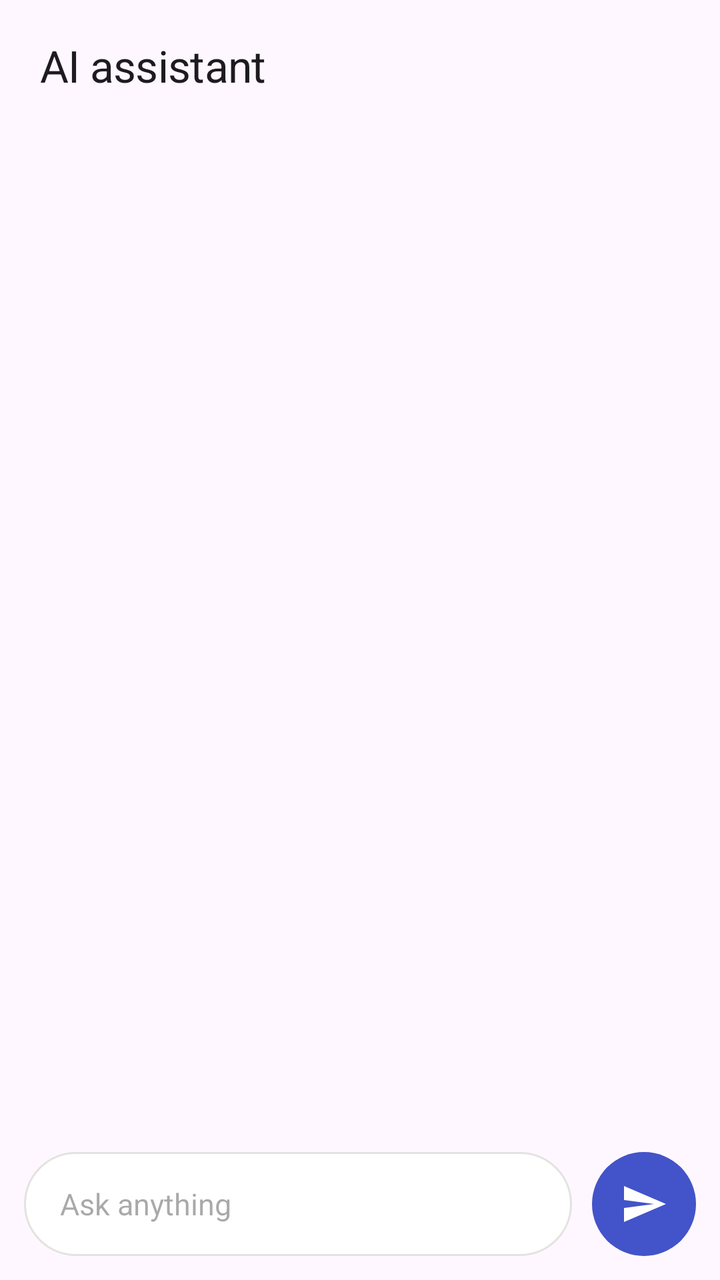
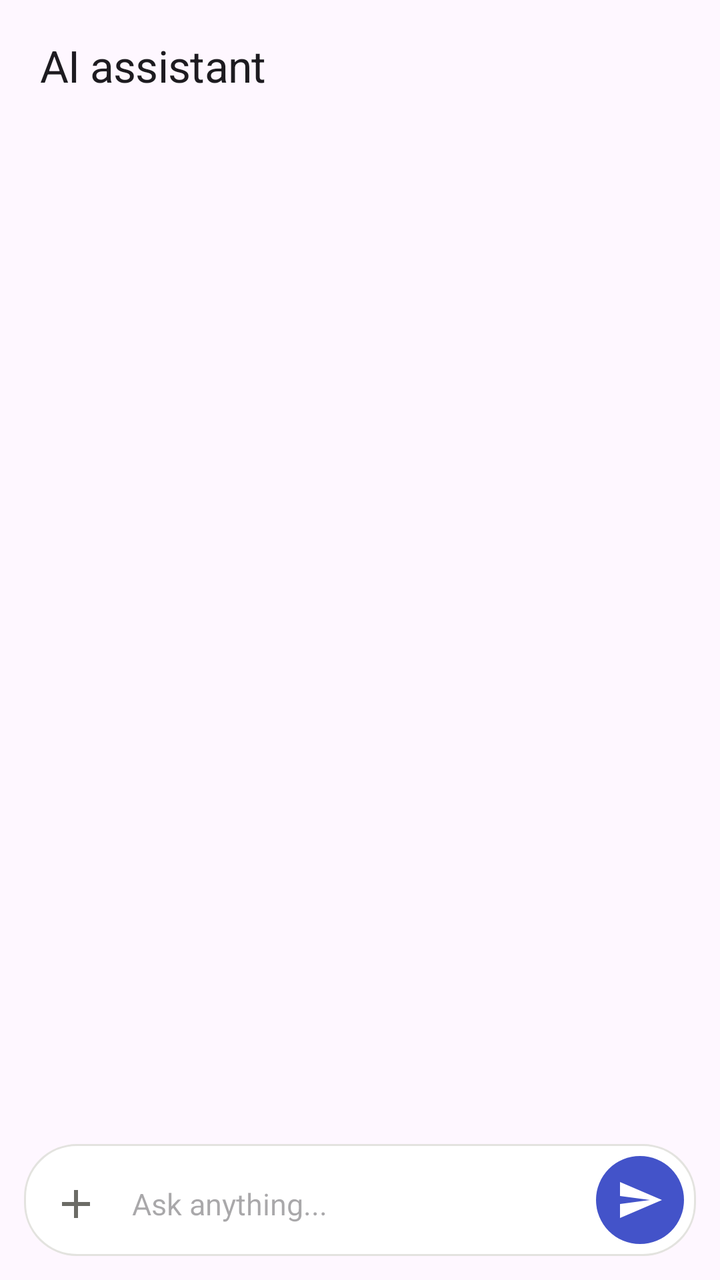

Two renders of the same Android screen: before a commit and after it. Below are the layout's source before the change and the commit's diff.
<!-- AndroidManifest.xml: application theme Theme.SmartCalc -->
<!-- res/layout/activity_chat.xml -->
<?xml version="1.0" encoding="utf-8"?>
<LinearLayout xmlns:android="http://schemas.android.com/apk/res/android"
    android:layout_width="match_parent"
    android:layout_height="match_parent"
    android:orientation="vertical"
    android:background="?android:colorBackground">

    <TextView
        android:layout_width="match_parent"
        android:layout_height="wrap_content"
        android:paddingStart="20dp"
        android:paddingEnd="20dp"
        android:paddingTop="18dp"
        android:paddingBottom="14dp"
        android:text="AI assistant"
        android:textAppearance="@style/TextAppearance.SmartCalc.Title" />

    <androidx.recyclerview.widget.RecyclerView
        android:id="@+id/chat_list"
        android:layout_width="match_parent"
        android:layout_height="0dp"
        android:layout_weight="1"
        android:clipToPadding="false"
        android:paddingStart="20dp"
        android:paddingEnd="20dp"
        android:paddingTop="4dp"
        android:paddingBottom="8dp"
        android:scrollbars="vertical" />

    <LinearLayout
        android:layout_width="match_parent"
        android:layout_height="wrap_content"
        android:orientation="horizontal"
        android:gravity="center_vertical"
        android:paddingStart="12dp"
        android:paddingEnd="12dp"
        android:paddingTop="8dp"
        android:paddingBottom="12dp">

        <com.google.android.material.textfield.TextInputEditText
            android:id="@+id/chat_input"
            android:layout_width="0dp"
            android:layout_height="wrap_content"
            android:layout_weight="1"
            android:layout_marginEnd="10dp"
            android:background="@drawable/bg_input"
            android:minHeight="52dp"
            android:maxLines="5"
            android:inputType="text"
            android:hint="Ask anything"
            android:textSize="15sp"
            android:paddingStart="18dp"
            android:paddingEnd="18dp"
            android:paddingTop="14dp"
            android:paddingBottom="14dp" />

        <ImageButton
            android:id="@+id/chat_send"
            android:layout_width="52dp"
            android:layout_height="52dp"
            android:background="@drawable/bg_send"
            android:src="@drawable/ic_send"
            android:padding="14dp"
            android:contentDescription="Send"
            android:stateListAnimator="@null" />
    </LinearLayout>
</LinearLayout>
<!-- resources referenced by this layout -->
<resources>
  <!-- drawable bg_input (drawable) -->
  <?xml version="1.0" encoding="utf-8"?>
  <shape xmlns:android="http://schemas.android.com/apk/res/android">
      <solid android:color="@color/md_surface" />
      <corners android:radius="26dp" />
      <stroke android:width="1dp" android:color="@color/md_outline" />
  </shape>
  <!-- drawable bg_send (drawable) -->
  <?xml version="1.0" encoding="utf-8"?>
  <ripple xmlns:android="http://schemas.android.com/apk/res/android"
      android:color="@color/md_accent_container">
      <item>
          <shape android:shape="oval">
              <solid android:color="@color/md_accent" />
          </shape>
      </item>
  </ripple>
  <!-- drawable ic_send (drawable) -->
  <?xml version="1.0" encoding="utf-8"?>
  <vector xmlns:android="http://schemas.android.com/apk/res/android"
      android:width="24dp"
      android:height="24dp"
      android:viewportWidth="24"
      android:viewportHeight="24">
      <path
          android:fillColor="#FFFFFF"
          android:pathData="M2.01,21L23,12L2.01,3L2,10l15,2 -15,2z" />
  </vector>
  <style name="TextAppearance.SmartCalc.Title" parent="TextAppearance.Material3.HeadlineSmall">
          <item name="android:fontFamily">sans-serif-medium</item>
          <item name="android:textSize">22sp</item>
          <item name="android:letterSpacing">-0.01</item>
      </style>
  <style name="Theme.SmartCalc" parent="Theme.Material3.DayNight.NoActionBar">
          <item name="android:statusBarColor">@color/primary</item>
      </style>
  <color name="md_surface">#FFFFFF</color>
  <color name="md_outline">#E3E3DF</color>
  <color name="md_accent_container">#E2E5FA</color>
  <color name="md_accent">#4353C9</color>
  <color name="primary">#4353C9</color>
</resources>

<!-- the commit's change to res/layout/activity_chat.xml (unified diff, before → after) -->
@@ -28,39 +28,61 @@
         android:scrollbars="vertical" />
 
     <LinearLayout
+        android:id="@+id/chat_bar"
         android:layout_width="match_parent"
         android:layout_height="wrap_content"
         android:orientation="horizontal"
-        android:gravity="center_vertical"
-        android:paddingStart="12dp"
-        android:paddingEnd="12dp"
-        android:paddingTop="8dp"
-        android:paddingBottom="12dp">
+        android:gravity="center_vertical|bottom"
+        android:background="@drawable/bg_input"
+        android:layout_marginStart="12dp"
+        android:layout_marginEnd="12dp"
+        android:layout_marginTop="8dp"
+        android:layout_marginBottom="12dp"
+        android:paddingStart="6dp"
+        android:paddingEnd="6dp"
+        android:paddingTop="6dp"
+        android:paddingBottom="6dp">
 
-        <com.google.android.material.textfield.TextInputEditText
+        <ImageButton
+            android:id="@+id/chat_plus"
+            android:layout_width="40dp"
+            android:layout_height="40dp"
+            android:background="?attr/selectableItemBackgroundBorderless"
+            android:src="@drawable/ic_plus"
+            android:contentDescription="Attach" />
+
+        <EditText
             android:id="@+id/chat_input"
             android:layout_width="0dp"
             android:layout_height="wrap_content"
             android:layout_weight="1"
-            android:layout_marginEnd="10dp"
-            android:background="@drawable/bg_input"
-            android:minHeight="52dp"
+            android:background="@null"
+            android:minHeight="40dp"
             android:maxLines="5"
             android:inputType="text"
-            android:hint="Ask anything"
+            android:hint="Ask anything..."
             android:textSize="15sp"
-            android:paddingStart="18dp"
-            android:paddingEnd="18dp"
-            android:paddingTop="14dp"
-            android:paddingBottom="14dp" />
+            android:paddingStart="8dp"
+            android:paddingEnd="8dp"
+            android:paddingTop="8dp"
+            android:paddingBottom="8dp" />
+
+        <ImageButton
+            android:id="@+id/chat_mic"
+            android:layout_width="40dp"
+            android:layout_height="40dp"
+            android:background="?attr/selectableItemBackgroundBorderless"
+            android:src="@drawable/ic_mic"
+            android:contentDescription="Voice input" />
 
         <ImageButton
             android:id="@+id/chat_send"
-            android:layout_width="52dp"
-            android:layout_height="52dp"
+            android:layout_width="44dp"
+            android:layout_height="44dp"
+            android:layout_marginStart="4dp"
             android:background="@drawable/bg_send"
             android:src="@drawable/ic_send"
-            android:padding="14dp"
+            android:padding="12dp"
             android:contentDescription="Send"
             android:stateListAnimator="@null" />
     </LinearLayout>
<!-- resource entries referenced after the edit -->
@@ -17,6 +17,23 @@
           </shape>
       </item>
   </ripple>
+  <!-- drawable ic_mic (drawable) -->
+  <vector xmlns:android="http://schemas.android.com/apk/res/android"
+      android:width="24dp" android:height="24dp"
+      android:viewportWidth="24" android:viewportHeight="24">
+      <path android:fillColor="#FFFFFF" android:pathData="M12,2a3,3 0 0,1 3,3v6a3,3 0 0,1 -6,0V5a3,3 0 0,1 3,-3 M6,11h2a4,4 0 0,0 8,0h2a6,6 0 0,1 -5,5.9V20h3v2H8v-2h3v-3.1A6,6 0 0,1 6,11z"/>
+  </vector>
+  <!-- drawable ic_plus (drawable) -->
+  <?xml version="1.0" encoding="utf-8"?>
+  <vector xmlns:android="http://schemas.android.com/apk/res/android"
+      android:width="24dp"
+      android:height="24dp"
+      android:viewportWidth="24"
+      android:viewportHeight="24">
+      <path
+          android:fillColor="@color/md_on_background_muted"
+          android:pathData="M19,13h-6v6h-2v-6H5v-2h6V5h2v6h6v2z" />
+  </vector>
   <!-- drawable ic_send (drawable) -->
   <?xml version="1.0" encoding="utf-8"?>
   <vector xmlns:android="http://schemas.android.com/apk/res/android"
@@ -40,6 +57,7 @@
   <color name="md_outline">#E3E3DF</color>
   <color name="md_accent_container">#E2E5FA</color>
   <color name="md_accent">#4353C9</color>
+  <color name="md_on_background_muted">#6B6B66</color>
   <color name="primary">#4353C9</color>
 </resources>
 
